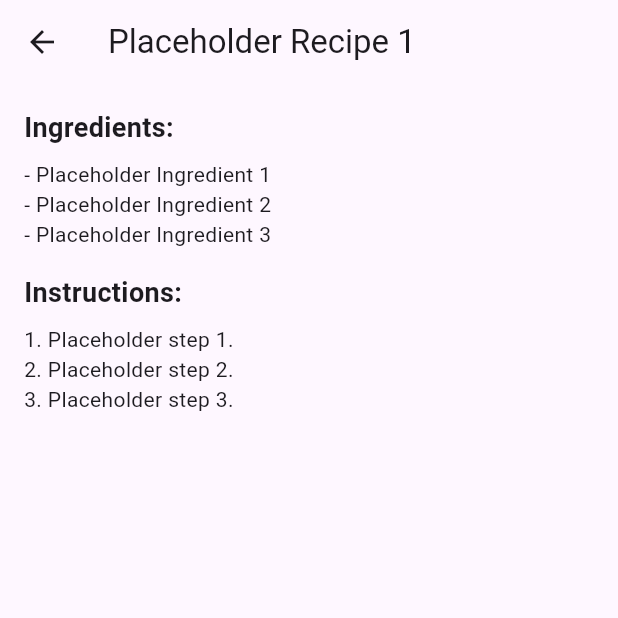
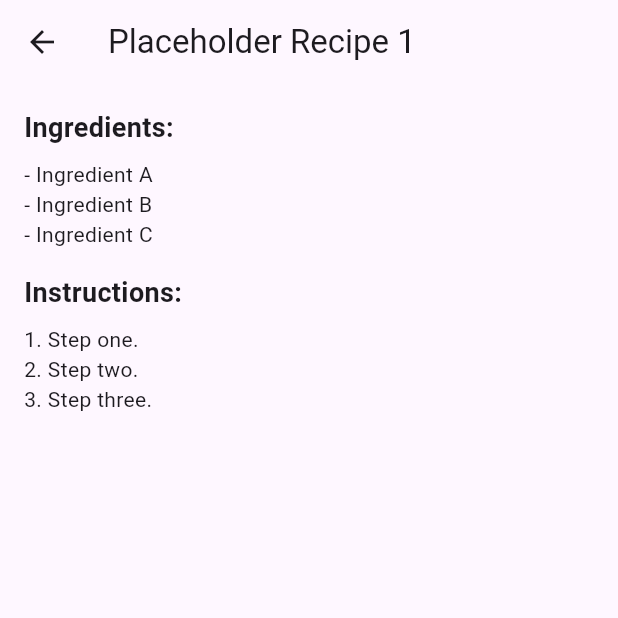
Before and after one commit to anguyen221/recipe_book_app, a Flutter app: the screen it shows after launch, after a tap on "Placeholder Recipe 1", on a phone screen of 412 x 824 dp, the top half of it. Run offline on Flutter 3.47's test engine with Material 3 defaults, Android fonts, the phone set to English and light mode, and no system bars.

Commit message:
Added data passing between home screen and details screen

```diff
--- a/lib/details_screen.dart
+++ b/lib/details_screen.dart
@@ -2,8 +2,15 @@ import 'package:flutter/material.dart';
 
 class DetailsScreen extends StatelessWidget {
   final String recipeName;
+  final String ingredients;
+  final String instructions;
 
-  const DetailsScreen({super.key, required this.recipeName});
+  const DetailsScreen({
+    Key? key,
+    required this.recipeName,
+    required this.ingredients,
+    required this.instructions,
+  }) : super(key: key);
 
   @override
   Widget build(BuildContext context) {
@@ -16,11 +23,11 @@ class DetailsScreen extends StatelessWidget {
           children: [
             Text("Ingredients:", style: TextStyle(fontSize: 18, fontWeight: FontWeight.bold)),
             SizedBox(height: 8),
-            Text("- Placeholder Ingredient 1\n- Placeholder Ingredient 2\n- Placeholder Ingredient 3"),
+            Text(ingredients),
             SizedBox(height: 16),
             Text("Instructions:", style: TextStyle(fontSize: 18, fontWeight: FontWeight.bold)),
             SizedBox(height: 8),
-            Text("1. Placeholder step 1.\n2. Placeholder step 2.\n3. Placeholder step 3."),
+            Text(instructions),
           ],
         ),
       ),
--- a/lib/home_screen.dart
+++ b/lib/home_screen.dart
@@ -1,13 +1,33 @@
 import 'package:flutter/material.dart';
-import 'package:recipe_book_app/details_screen.dart';
+import 'details_screen.dart';
 
 class HomeScreen extends StatelessWidget {
-  final List<String> recipes = [
-    "Placeholder Recipe 1",
-    "Placeholder Recipe 2",
-    "Placeholder Recipe 3",
-    "Placeholder Recipe 4",
-    "Placeholder Recipe 5"
+  final List<Map<String, String>> recipes = [
+    {
+      "name": "Placeholder Recipe 1",
+      "ingredients": "- Ingredient A\n- Ingredient B\n- Ingredient C",
+      "instructions": "1. Step one.\n2. Step two.\n3. Step three."
+    },
+    {
+      "name": "Placeholder Recipe 2",
+      "ingredients": "- Ingredient X\n- Ingredient Y\n- Ingredient Z",
+      "instructions": "1. Do this.\n2. Do that.\n3. Done!"
+    },
+    {
+      "name": "Placeholder Recipe 3",
+      "ingredients": "- Ingredient P\n- Ingredient Q\n- Ingredient R",
+      "instructions": "1. Mix ingredients.\n2. Cook for 10 minutes.\n3. Serve."
+    },
+    {
+      "name": "Placeholder Recipe 4",
+      "ingredients": "- Ingredient L\n- Ingredient M\n- Ingredient N",
+      "instructions": "1. Preheat oven.\n2. Bake for 20 minutes.\n3. Let cool."
+    },
+    {
+      "name": "Placeholder Recipe 5",
+      "ingredients": "- Ingredient D\n- Ingredient E\n- Ingredient F",
+      "instructions": "1. Chop ingredients.\n2. Fry until golden brown.\n3. Enjoy!"
+    },
   ];
 
   @override
@@ -18,12 +38,16 @@ class HomeScreen extends StatelessWidget {
         itemCount: recipes.length,
         itemBuilder: (context, index) {
           return ListTile(
-            title: Text(recipes[index]),
+            title: Text(recipes[index]["name"]!),
             onTap: () {
               Navigator.push(
                 context,
                 MaterialPageRoute(
-                  builder: (context) => DetailsScreen(recipeName: recipes[index]),
+                  builder: (context) => DetailsScreen(
+                    recipeName: recipes[index]["name"]!,
+                    ingredients: recipes[index]["ingredients"]!,
+                    instructions: recipes[index]["instructions"]!,
+                  ),
                 ),
               );
             },
```
